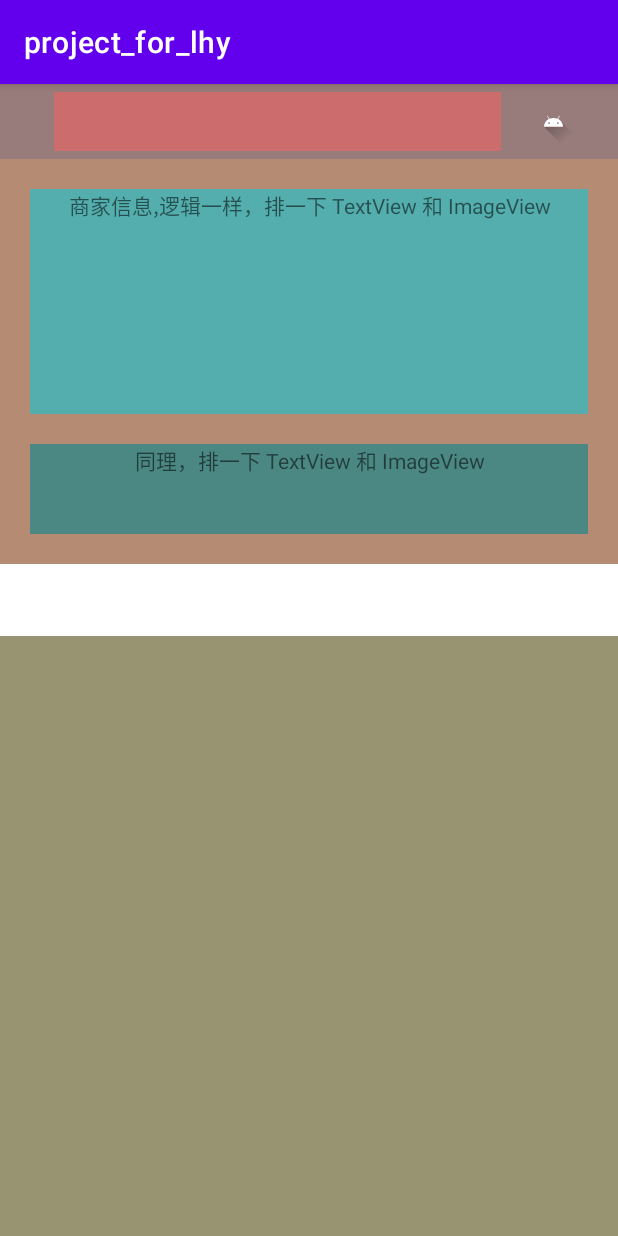
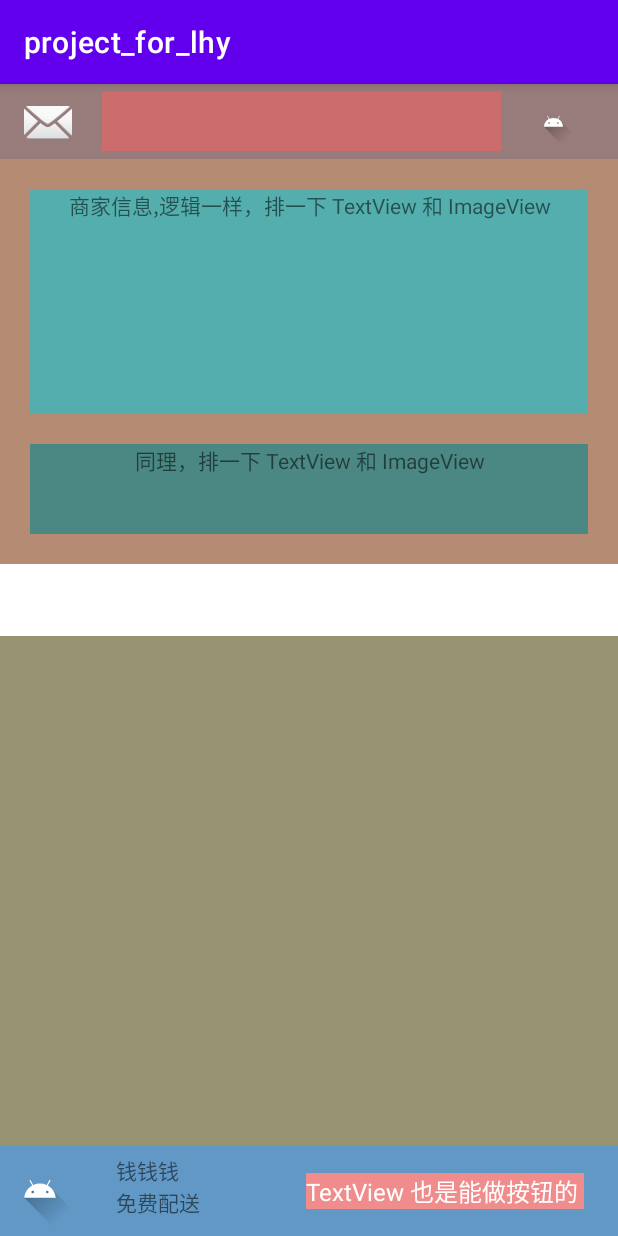
Before and after one commit to ShiYueSemou/project_for_lhy, an Android app: the fragment ExampleFragment shown on its own in the app's theme, on a phone screen of 412 x 824 dp. Run offline under Robolectric (Android 15) with nearby library versions, the phone set to English and light mode, and no system bars.

Commit message:
其他界面

```diff
--- /dev/null
+++ b/app/src/main/res/layout/bottom_bar.xml
@@ -0,0 +1,47 @@
+<?xml version="1.0" encoding="utf-8"?>
+<androidx.constraintlayout.widget.ConstraintLayout xmlns:android="http://schemas.android.com/apk/res/android"
+    xmlns:app="http://schemas.android.com/apk/res-auto"
+    xmlns:tools="http://schemas.android.com/tools"
+    android:layout_width="match_parent"
+    android:layout_height="match_parent"
+    android:background="#6198C5"
+    >
+
+    <androidx.constraintlayout.utils.widget.ImageFilterView
+        android:id="@+id/imageFilterView2"
+        android:layout_width="53dp"
+        android:layout_height="49dp"
+        app:layout_constraintBottom_toBottomOf="parent"
+        app:layout_constraintStart_toStartOf="parent"
+        app:layout_constraintTop_toTopOf="parent"
+        app:srcCompat="@drawable/ic_launcher_foreground" />
+
+    <TextView
+        android:id="@+id/textView"
+        android:layout_width="wrap_content"
+        android:layout_height="wrap_content"
+        android:layout_marginStart="24dp"
+        android:text="钱钱钱"
+        app:layout_constraintStart_toEndOf="@+id/imageFilterView2"
+        app:layout_constraintTop_toTopOf="@+id/imageFilterView2" />
+    <TextView
+        android:layout_width="wrap_content"
+        android:layout_height="wrap_content"
+        android:text="免费配送"
+        app:layout_constraintStart_toStartOf="@+id/textView"
+        app:layout_constraintTop_toBottomOf="@+id/textView" />
+
+    <TextView
+        android:layout_width="wrap_content"
+        android:layout_height="wrap_content"
+        android:background="#F18C8C"
+        android:text="TextView 也是能做按钮的 "
+        android:textColor="#FFFFFF"
+        android:textSize="16sp"
+        app:layout_constraintBottom_toBottomOf="parent"
+        app:layout_constraintEnd_toEndOf="parent"
+        app:layout_constraintHorizontal_bias="0.87"
+        app:layout_constraintStart_toEndOf="@+id/imageFilterView2"
+        app:layout_constraintTop_toTopOf="parent" />
+
+</androidx.constraintlayout.widget.ConstraintLayout>
--- a/app/src/main/res/layout/fragment_example.xml
+++ b/app/src/main/res/layout/fragment_example.xml
@@ -22,18 +22,29 @@
             android:layout_height="50dp"
             app:layout_constraintEnd_toEndOf="parent"
             app:layout_constraintStart_toStartOf="parent"
-            app:layout_constraintTop_toTopOf="parent" />
+             />
 
 <!--        中间布局-->
         <include
             layout="@layout/center"
             android:layout_width="match_parent"
             android:layout_height="0dp"
-            app:layout_constraintBottom_toBottomOf="parent"
+
+            app:layout_constraintBottom_toTopOf="@+id/include2"
             app:layout_constraintEnd_toEndOf="parent"
             app:layout_constraintStart_toStartOf="parent"
             app:layout_constraintTop_toBottomOf="@+id/include" />
 
+<!--        底部布局-->
+        <include
+            android:id="@+id/include2"
+            layout="@layout/bottom_bar"
+            android:layout_width="0dp"
+            android:layout_height="60dp"
+            app:layout_constraintBottom_toBottomOf="parent"
+            app:layout_constraintEnd_toEndOf="parent"
+            app:layout_constraintStart_toStartOf="parent" />
+
     </androidx.constraintlayout.widget.ConstraintLayout>
 
 </FrameLayout>
--- a/app/src/main/res/layout/top_bar.xml
+++ b/app/src/main/res/layout/top_bar.xml
@@ -15,7 +15,8 @@
         android:layout_marginStart="16dp"
         app:layout_constraintBottom_toBottomOf="parent"
         app:layout_constraintStart_toStartOf="parent"
-        app:layout_constraintTop_toTopOf="parent" />
+        app:layout_constraintTop_toTopOf="parent"
+        app:srcCompat="@android:drawable/ic_dialog_email" />
 
     <EditText
         android:id="@+id/editText"
```
Also changed, not shown: app/src/main/java/com/example/project_for_lhy/DianCanFragment.kt (added, +59 -0 lines), app/src/main/java/com/example/project_for_lhy/PingJiaFragment.kt (added, +59 -0 lines), app/src/main/java/com/example/project_for_lhy/ShangJiaFragment.kt (added, +59 -0 lines), app/src/main/res/layout/fragment_dian_can.xml (added, +49 -0 lines), app/src/main/res/layout/fragment_ping_jia.xml (added, +14 -0 lines), app/src/main/res/layout/fragment_shang_jia.xml (added, +14 -0 lines).
